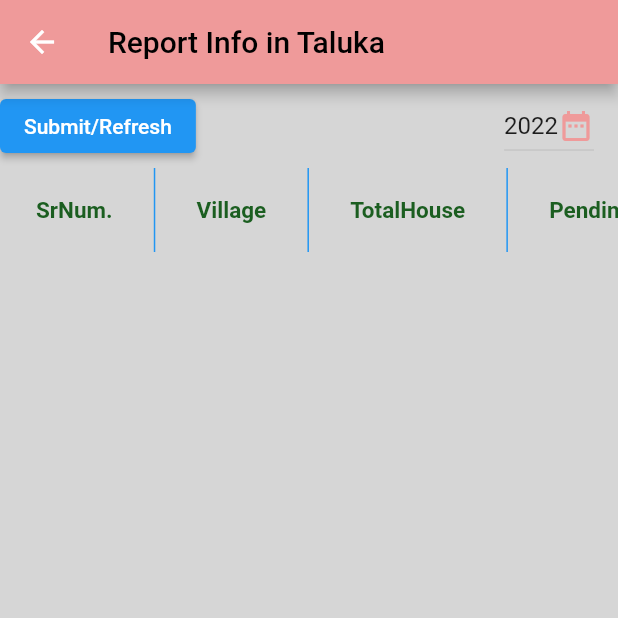
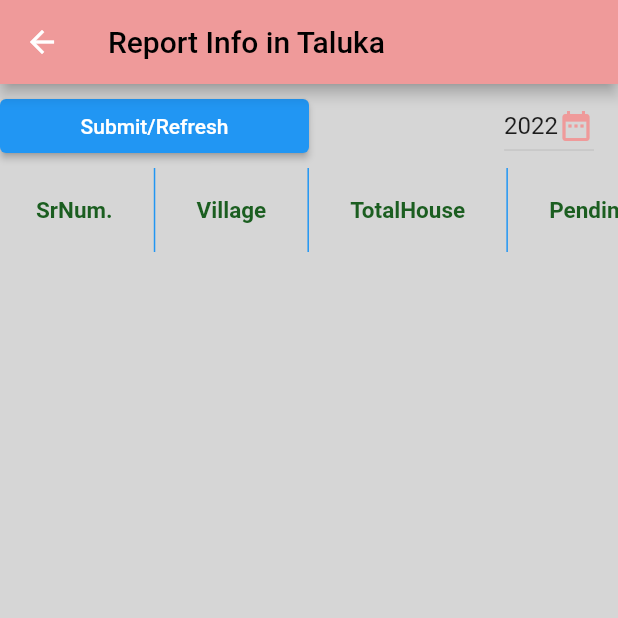
Before and after one commit to chetanshivaji/talukaAdmin, a Flutter app: the reportInfo screen opened by its route, on a phone screen of 412 x 824 dp, the top half of it. Run offline on Flutter 3.47's test engine with Material 2 defaults, Android fonts, the phone set to English and light mode, and no system bars; our stand-ins replace cloud_firestore, firebase_auth, firebase_core; accounts and stored records are empty; Roboto replaces fonts that are missing (RobotoMono).

Commit message:
report view basic modification

```diff
--- a/lib/screen/reportInfo.dart
+++ b/lib/screen/reportInfo.dart
@@ -201,7 +201,8 @@ class _reportInfoState extends State<reportInfo> {
             children: <Widget>[
               Row(
                 children: [
-                  ElevatedButton(
+                  Expanded(
+                    child: ElevatedButton(
                       child: Text(
                         bLabelSubmitRefresh,
                       ),
@@ -220,6 +221,7 @@ class _reportInfoState extends State<reportInfo> {
                               pressed = false;
                             }
                           : null,
+                    ),
                   ),
                   Expanded(child: getYearTile(clrRed)),
                 ],
```
Lines whose indentation alone changed are shown as unchanged.
